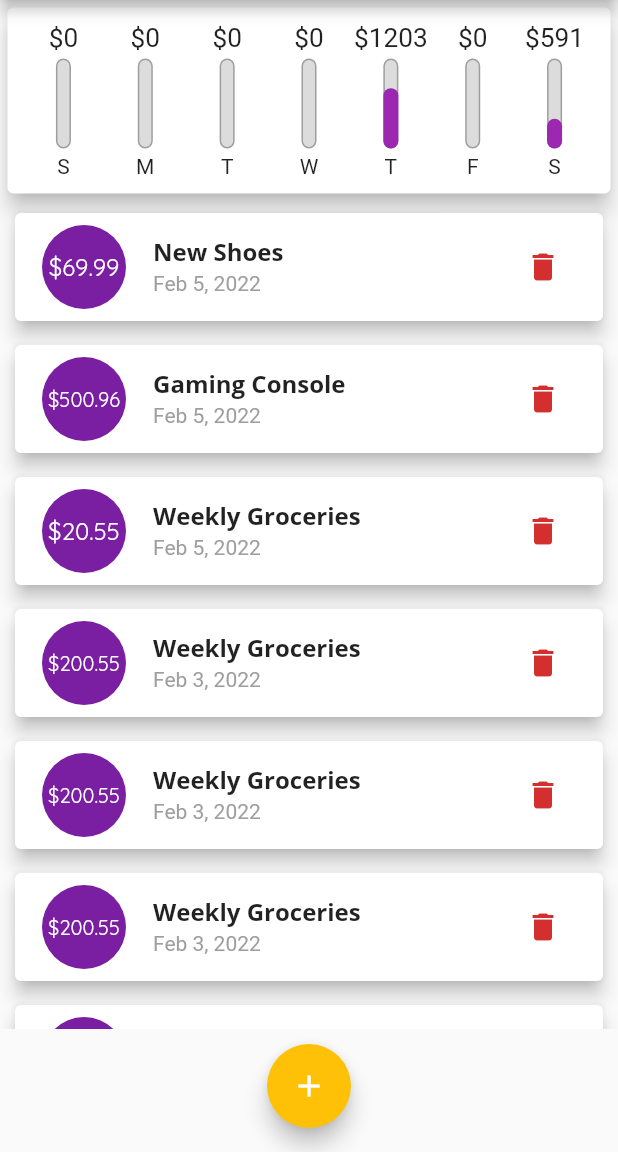
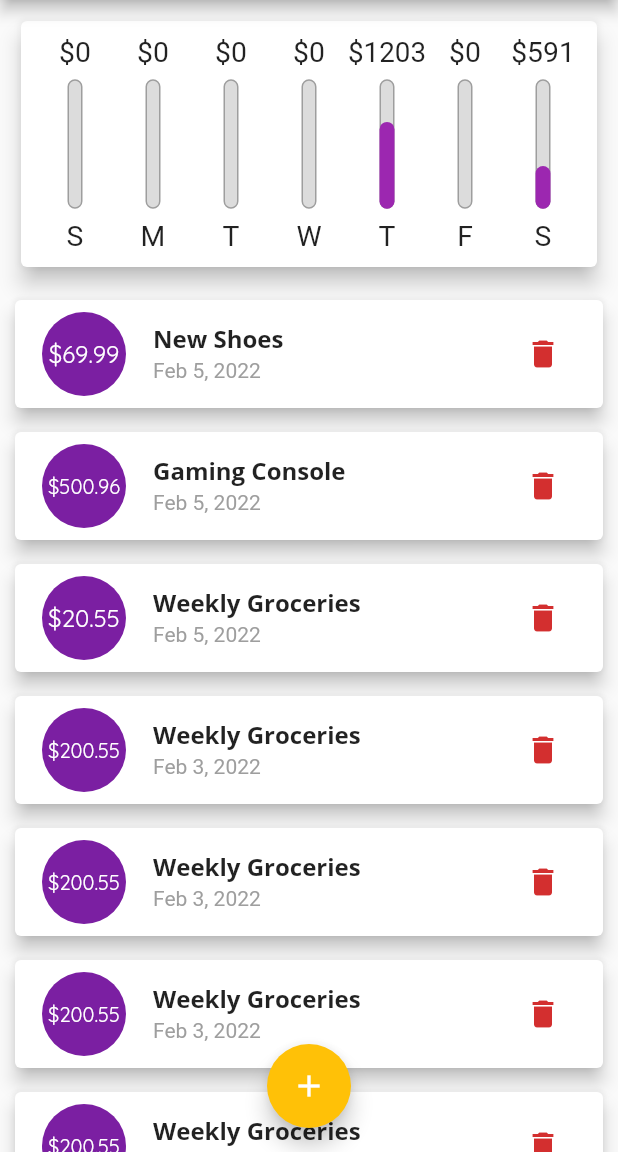
Before and after one commit to akanshSirohi/Personal-Expenses, a Flutter app: the screen it shows after launch, on a phone screen of 412 x 824 dp, the part 84-1236 px from its top. Run offline on Flutter 3.47's test engine with Material 2 defaults, Android fonts, the phone set to English and light mode, and no system bars.

Commit message:
added responsiveness

```diff
--- a/lib/main.dart
+++ b/lib/main.dart
@@ -6,6 +6,12 @@ import './widgets/new_transaction.dart';
 import './widgets/transaction_list.dart';
 
 void main() {
+  // Orientation Lock
+  // WidgetsFlutterBinding.ensureInitialized();
+  // SystemChrome.setPreferredOrientations([
+  //   DeviceOrientation.portraitUp,
+  //   DeviceOrientation.portraitDown,
+  // ]);
   runApp(MyApp());
 }
 
@@ -99,6 +105,7 @@ class _MyHomePageState extends State<MyHomePage> {
       date: DateTime.now().subtract(Duration(days: 2)),
     )
   ];
+  bool _showChart = true;
 
   List<Transaction> get _recentTransactions {
     return _userTransactions.where((tx) {
@@ -131,6 +138,7 @@ class _MyHomePageState extends State<MyHomePage> {
   void startAddNewTransaction(BuildContext ctx) {
     showModalBottomSheet(
       context: ctx,
+      isScrollControlled: true,
       shape: RoundedRectangleBorder(borderRadius: BorderRadius.circular(10)),
       builder: (bCtx) {
         return GestureDetector(
@@ -144,25 +152,59 @@ class _MyHomePageState extends State<MyHomePage> {
 
   @override
   Widget build(BuildContext context) {
-    return Scaffold(
-      appBar: AppBar(
+    final mediaQuery = MediaQuery.of(context);
+    final isLandscape =
+        MediaQuery.of(context).orientation == Orientation.landscape;
+    final appBar = AppBar(
       title: Text('Personal Expenses'),
       actions: [
+        // Switch(value: false, onChanged: (e) {}),
+        if (isLandscape)
+          Row(
+            mainAxisAlignment: MainAxisAlignment.center,
+            children: [
+              Text("Chart"),
+              Switch(
+                  value: _showChart,
+                  activeColor: Colors.amber,
+                  onChanged: (e) {
+                    setState(() {
+                      _showChart = e;
+                    });
+                  }),
+            ],
+          ),
         IconButton(
           onPressed: () => startAddNewTransaction(context),
           icon: Icon(Icons.add),
         ),
       ],
+    );
+    final txList = Container(
+      height: (mediaQuery.size.height -
+              appBar.preferredSize.height -
+              mediaQuery.padding.top) *
+          (isLandscape ? 1 : 0.75),
+      child: TransactionList(
+        transactions: _userTransactions,
+        deleteTransaction: _deleteTransaction,
       ),
+    );
+    final chart = Container(
+        height: (mediaQuery.size.height -
+                appBar.preferredSize.height -
+                mediaQuery.padding.top) *
+            (isLandscape ? 0.7 : 0.25),
+        child: Chart(_recentTransactions));
+    return Scaffold(
+      appBar: appBar,
       body: SingleChildScrollView(
         child: Column(
           crossAxisAlignment: CrossAxisAlignment.stretch,
           children: [
-            Chart(_recentTransactions),
-            TransactionList(
-              transactions: _userTransactions,
-              deleteTransaction: _deleteTransaction,
-            )
+            if (!isLandscape) chart,
+            if (!isLandscape) txList,
+            if (isLandscape) _showChart ? chart : txList
           ],
         ),
       ),
--- a/lib/widgets/chart.dart
+++ b/lib/widgets/chart.dart
@@ -39,7 +39,7 @@ class Chart extends StatelessWidget {
   Widget build(BuildContext context) {
     return Card(
       elevation: 6,
-      margin: EdgeInsets.all(5),
+      margin: EdgeInsets.all(14),
       child: Padding(
         padding: EdgeInsets.all(10),
         child: Row(
--- a/lib/widgets/chart_bar.dart
+++ b/lib/widgets/chart_bar.dart
@@ -9,19 +9,20 @@ class ChartBar extends StatelessWidget {
 
   @override
   Widget build(BuildContext context) {
+    return LayoutBuilder(builder: (ctx, constraints) {
       return Column(
         children: [
           Container(
-          height: 20,
+            height: constraints.maxHeight * 0.15,
             child: FittedBox(
               child: Text('\$${spendingAmount.toStringAsFixed(0)}'),
             ),
           ),
           SizedBox(
-          height: 4,
+            height: constraints.maxHeight * 0.05,
           ),
           Container(
-          height: 60,
+            height: constraints.maxHeight * 0.6,
             width: 10,
             child: Stack(
               alignment: Alignment.bottomCenter,
@@ -46,10 +47,14 @@ class ChartBar extends StatelessWidget {
             ),
           ),
           SizedBox(
-          height: 4,
+            height: constraints.maxHeight * 0.05,
           ),
-        Text(label)
+          Container(
+            height: constraints.maxHeight * 0.15,
+            child: FittedBox(child: Text(label)),
+          )
         ],
       );
+    });
   }
 }
--- a/lib/widgets/new_transaction.dart
+++ b/lib/widgets/new_transaction.dart
@@ -43,8 +43,13 @@ class _NewTransactionState extends State<NewTransaction> {
 
   @override
   Widget build(BuildContext context) {
-    return Container(
-      padding: EdgeInsets.all(10),
+    return SingleChildScrollView(
+      child: Container(
+        padding: EdgeInsets.only(
+            top: 10,
+            left: 10,
+            right: 10,
+            bottom: MediaQuery.of(context).viewInsets.bottom + 10),
         child: Column(
           crossAxisAlignment: CrossAxisAlignment.end,
           children: [
@@ -88,6 +93,7 @@ class _NewTransactionState extends State<NewTransaction> {
             )
           ],
         ),
+      ),
     );
   }
 }
--- a/lib/widgets/transaction_list.dart
+++ b/lib/widgets/transaction_list.dart
@@ -12,10 +12,9 @@ class TransactionList extends StatelessWidget {
 
   @override
   Widget build(BuildContext context) {
-    return Container(
-      height: 552,
-      child: transactions.isEmpty
-          ? Column(
+    return transactions.isEmpty
+        ? LayoutBuilder(builder: (ctx, constraints) {
+            return Column(
               children: [
                 Text(
                   'No transactions added yet!',
@@ -25,14 +24,15 @@ class TransactionList extends StatelessWidget {
                   height: 20,
                 ),
                 Container(
-                  height: 200,
+                  height: constraints.maxHeight * 0.6,
                   child: Image.asset(
                     'assets/images/waiting.png',
                     fit: BoxFit.cover,
                   ),
                 )
               ],
-            )
+            );
+          })
         : ListView.builder(
             itemBuilder: (ctx, index) {
               return Card(
@@ -59,7 +59,16 @@ class TransactionList extends StatelessWidget {
                       color: Colors.grey,
                     ),
                   ),
-                    trailing: IconButton(
+                  trailing: MediaQuery.of(context).size.width > 500
+                      ? ElevatedButton.icon(
+                          onPressed: () =>
+                              deleteTransaction(transactions[index].id),
+                          icon: Icon(Icons.delete),
+                          style: ElevatedButton.styleFrom(
+                              primary: Theme.of(context).errorColor),
+                          label: Text("Delete"),
+                        )
+                      : IconButton(
                           icon: Icon(
                             Icons.delete,
                             color: Theme.of(context).errorColor,
@@ -70,51 +79,8 @@ class TransactionList extends StatelessWidget {
                 ),
               );
               // Custom Tile
-                // return Card(
-                //   child: Row(
-                //     children: [
-                //       Container(
-                //         child: Text(
-                //           "\$${transactions[index].amount.toStringAsFixed(2)}",
-                //           style: TextStyle(
-                //             fontWeight: FontWeight.bold,
-                //             fontSize: 16,
-                //             color: Theme.of(context).primaryColor,
-                //           ),
-                //         ),
-                //         margin: EdgeInsets.symmetric(
-                //           vertical: 10,
-                //           horizontal: 15,
-                //         ),
-                //         padding: EdgeInsets.all(10),
-                //         decoration: BoxDecoration(
-                //           border: Border.all(
-                //             color: Theme.of(context).primaryColor,
-                //             width: 2,
-                //           ),
-                //         ),
-                //       ),
-                //       Column(
-                //         crossAxisAlignment: CrossAxisAlignment.start,
-                //         children: [
-                //           Text(
-                //             transactions[index].title,
-                //             style: Theme.of(context).textTheme.headline6,
-                //           ),
-                //           Text(
-                //             DateFormat.yMMMd().format(transactions[index].date),
-                //             style: TextStyle(
-                //               color: Colors.grey,
-                //             ),
-                //           ),
-                //         ],
-                //       ),
-                //     ],
-                //   ),
-                // );
             },
             itemCount: transactions.length,
-            ),
           );
   }
 }
```
Lines whose indentation alone changed are shown as unchanged.
